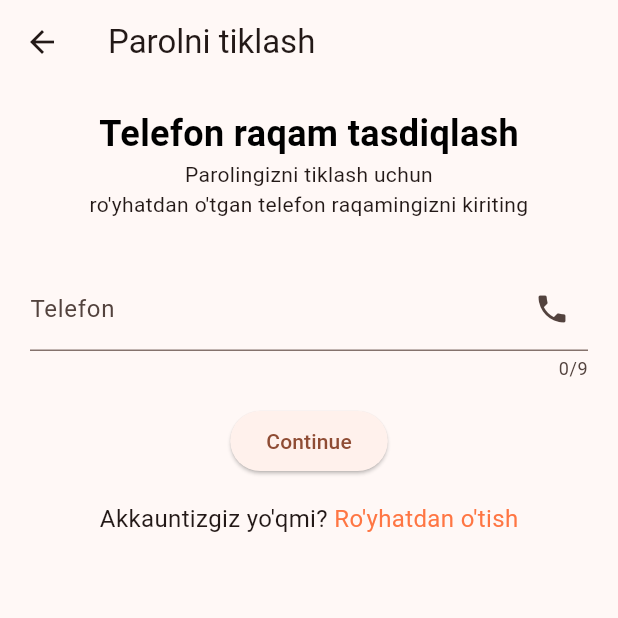
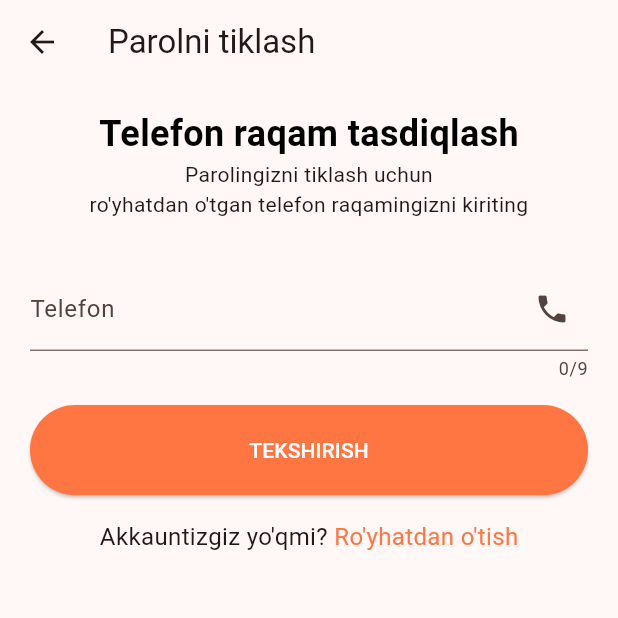
Before and after one commit to samandaruzbekistan/evakuvator, a Flutter app: the ForgotPasswordScreen screen opened directly, on a phone screen of 412 x 824 dp, the top half of it. Run offline on Flutter 3.47's test engine with Material 3 defaults, Android fonts, the phone set to English and light mode, and no system bars; our stand-ins replace connectivity_plus, firebase_core, firebase_messaging, flutter_local_notifications, flutter_svg, get and 4 more; missing offline and left inert: dart_jsonwebtoken; accounts and stored records are empty.

```diff
--- a/lib/screens/forgot_password/components/forgot_pass_form.dart
+++ b/lib/screens/forgot_password/components/forgot_pass_form.dart
@@ -18,6 +18,9 @@ class _ForgotPassFormState extends State<ForgotPassForm> {
   TextEditingController phoneController = TextEditingController();
   List<String> errors = [];
   String? email;
+  bool isLoading = false;
+
+
   @override
   Widget build(BuildContext context) {
     mediaSize = MediaQuery.of(context).size;
@@ -30,12 +33,23 @@ class _ForgotPassFormState extends State<ForgotPassForm> {
           FormError(errors: errors),
           const SizedBox(height: 8),
           ElevatedButton(
+            style: ElevatedButton.styleFrom(
+              shape: StadiumBorder(),
+              // elevation: 20,
+              backgroundColor: kPrimaryColor,
+              minimumSize: const Size.fromHeight(60),
+            ),
             onPressed: () {
-              if (_formKey.currentState!.validate()) {
-                // Do what you want to do
-              }
+              setState(() {
+                isLoading = true;
+              });
             },
-            child: const Text("Continue"),
+              child: isLoading
+                  ? const CircularProgressIndicator(color: Colors.white)
+                  : const Text(
+                "TEKSHIRISH",
+                style: TextStyle(color: Colors.white),
+              ),
           ),
           const SizedBox(height: 16),
           const NoAccountText(),
```
Also changed, not shown: lib/screens/sign_in/components/sign_form.dart (+75 -0 lines).
